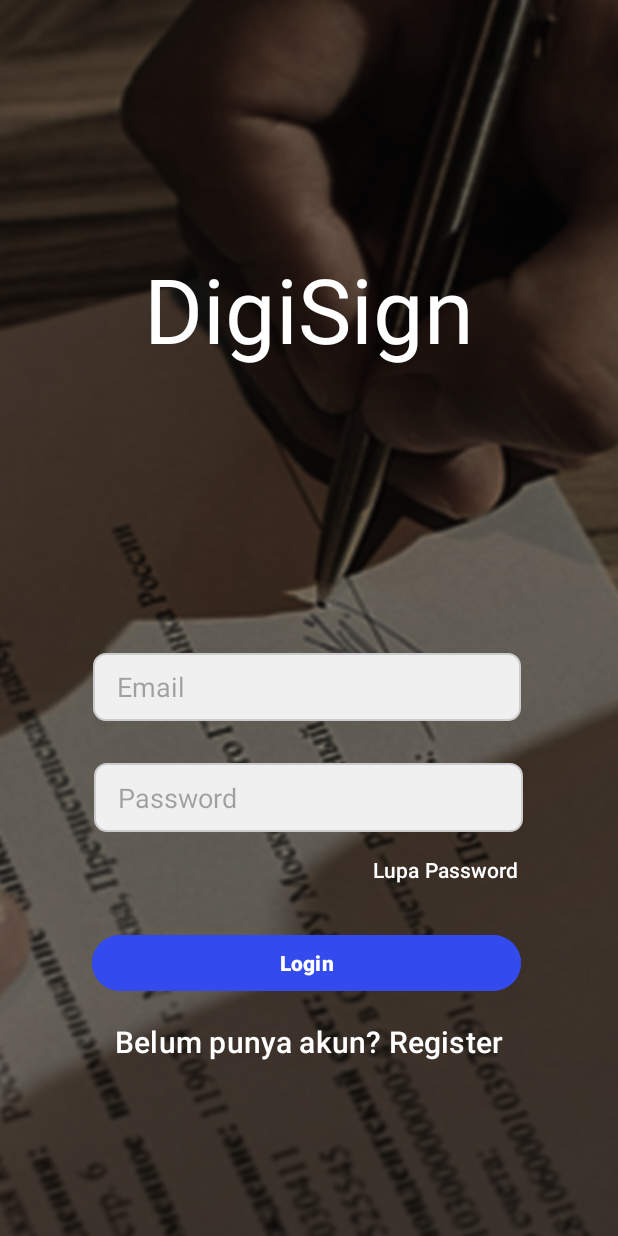
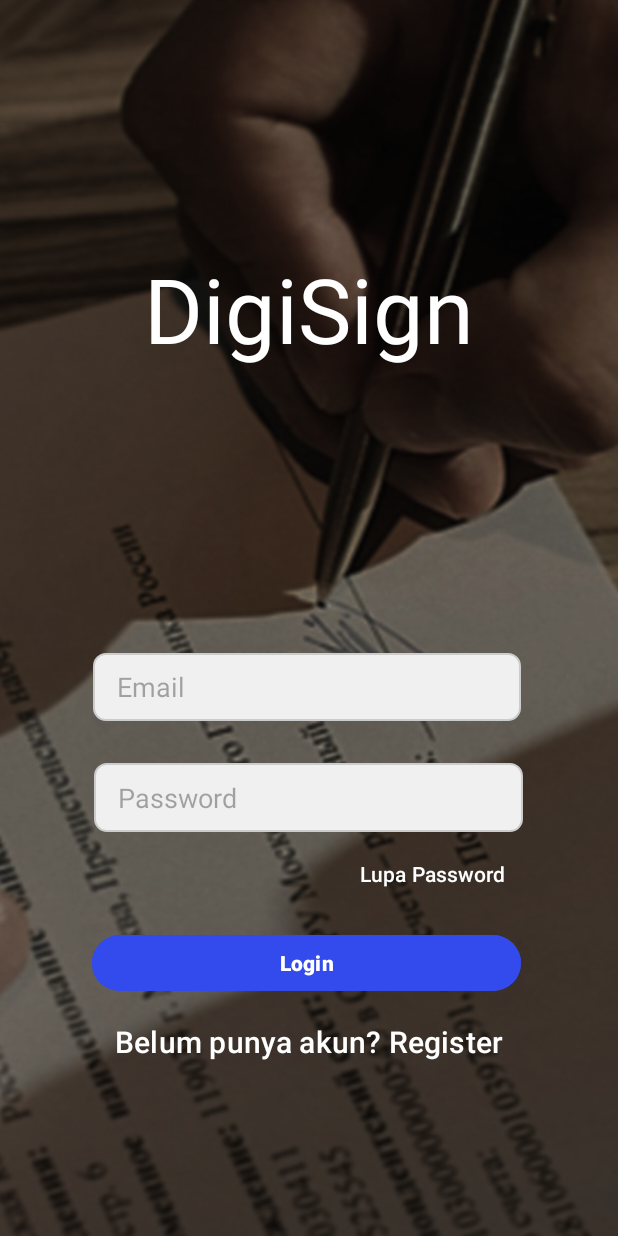
Before and after one commit to OrionSeeker/mp25-Assign3, an Android app: the screen it shows after launch (MainActivity), on a phone screen of 412 x 824 dp. Run offline under Robolectric (Android 15) with nearby library versions, the phone set to English and light mode, and no system bars; Roboto replaces fonts that are not available here.

```diff
--- a/app/src/main/java/com/michael/assignment3/Register.kt
+++ b/app/src/main/java/com/michael/assignment3/Register.kt
@@ -27,7 +27,7 @@ class Register : AppCompatActivity() {
             val pass = passInput.text.toString().trim()
             val pass2 = passInput2.text.toString().trim()
 
-            if (name.isEmpty() || email.isEmpty() || pass.isEmpty()){
+            if (name.isEmpty() || email.isEmpty() || pass.isEmpty() || pass2.isEmpty()){
                 Toast.makeText(this, "Nama, Email, dan Password Wajib Diisi!!!!!", Toast.LENGTH_SHORT).show()
             }
             else if(!Patterns.EMAIL_ADDRESS.matcher(email).matches()){
--- a/app/src/main/res/layout/activity_main.xml
+++ b/app/src/main/res/layout/activity_main.xml
@@ -79,10 +79,10 @@
         android:textAlignment="textEnd"
         app:layout_constraintBottom_toBottomOf="parent"
         app:layout_constraintEnd_toEndOf="parent"
-        app:layout_constraintHorizontal_bias="0.841"
+        app:layout_constraintHorizontal_bias="0.807"
         app:layout_constraintStart_toStartOf="parent"
         app:layout_constraintTop_toTopOf="parent"
-        app:layout_constraintVertical_bias="0.722" />
+        app:layout_constraintVertical_bias="0.725" />
 
     <Button
         android:id="@+id/goToRegisterBtn"
```
